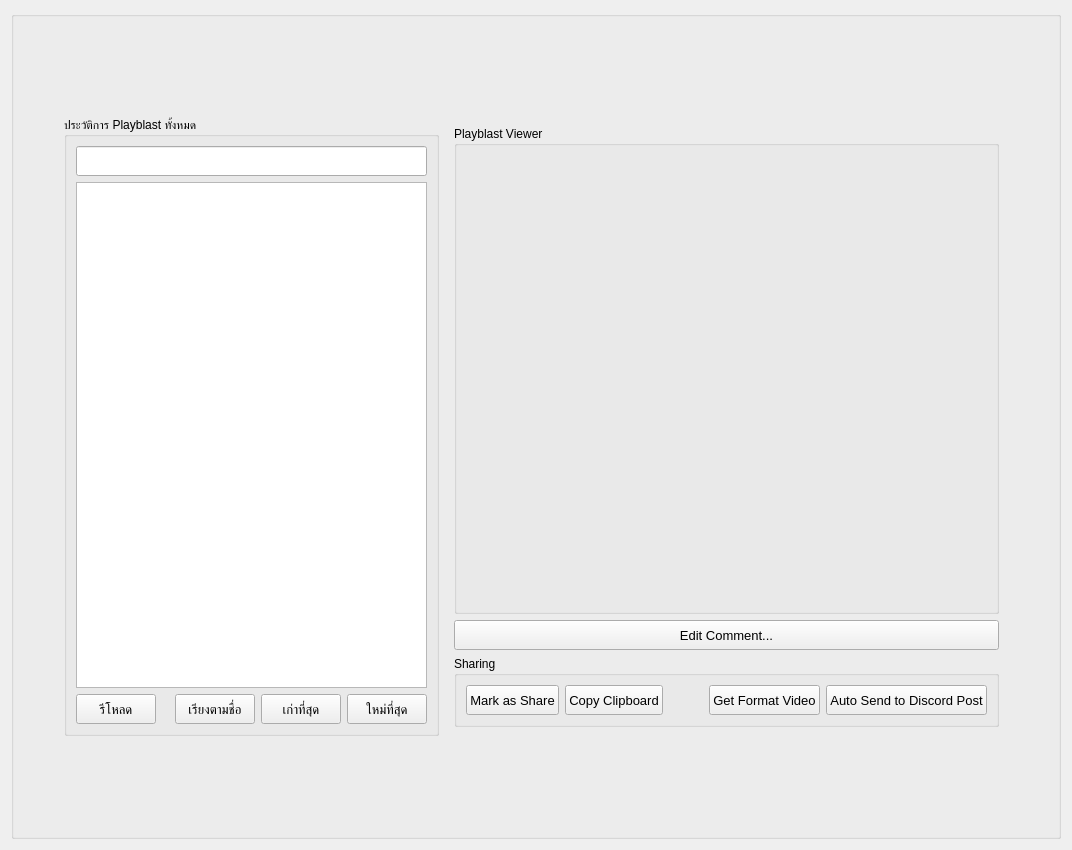
First picture: the form in interface/UkoreShotPage.ui, repository tonmaiart/UkoreShot, before the edit.
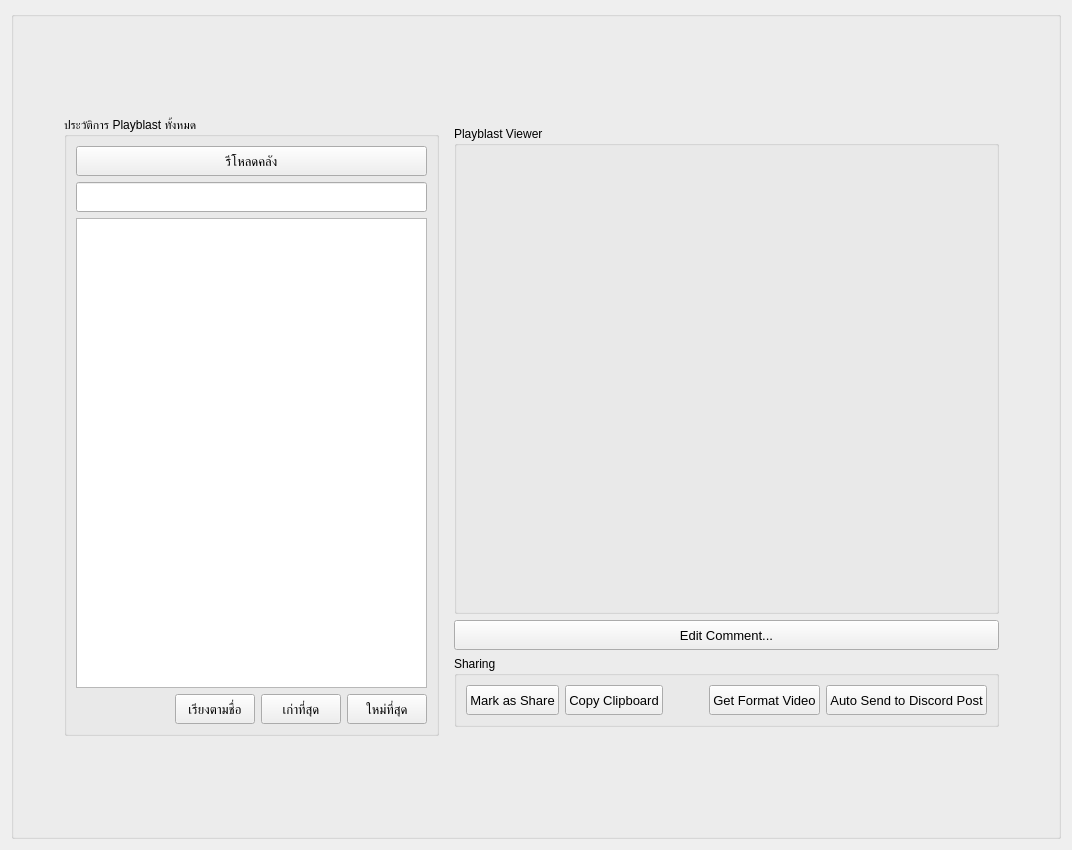
Second picture: the form after the edit.

Commit message: Auto-untrack gitignored files before sync

Patch:
```diff
--- a/interface/UkoreShotPage.ui
+++ b/interface/UkoreShotPage.ui
@@ -175,50 +175,8 @@
          <string>ประวัติการ Playblast ทั้งหมด</string>
         </property>
         <layout class="QGridLayout" name="gridLayout_3">
-         <item row="0" column="0">
-          <widget class="QLineEdit" name="lineEdit_search_bar">
-           <property name="minimumSize">
-            <size>
-             <width>0</width>
-             <height>30</height>
-            </size>
-           </property>
-           <property name="font">
-            <font>
-             <pointsize>10</pointsize>
-             <weight>75</weight>
-             <bold>true</bold>
-            </font>
-           </property>
-          </widget>
-         </item>
-         <item row="1" column="0">
-          <widget class="QTableWidget" name="tableWidget_playblast_library">
-           <attribute name="verticalHeaderVisible">
-            <bool>false</bool>
-           </attribute>
-          </widget>
-         </item>
-         <item row="2" column="0">
+         <item row="3" column="0">
           <layout class="QHBoxLayout" name="horizontalLayout_3">
-           <item>
-            <widget class="QPushButton" name="pushButton_reload">
-             <property name="minimumSize">
-              <size>
-               <width>0</width>
-               <height>30</height>
-              </size>
-             </property>
-             <property name="font">
-              <font>
-               <pointsize>10</pointsize>
-              </font>
-             </property>
-             <property name="text">
-              <string>รีโหลด</string>
-             </property>
-            </widget>
-           </item>
            <item>
             <spacer name="horizontalSpacer">
              <property name="orientation">
@@ -288,6 +246,48 @@
            </item>
           </layout>
          </item>
+         <item row="1" column="0">
+          <widget class="QLineEdit" name="lineEdit_search_bar">
+           <property name="minimumSize">
+            <size>
+             <width>0</width>
+             <height>30</height>
+            </size>
+           </property>
+           <property name="font">
+            <font>
+             <pointsize>10</pointsize>
+             <weight>75</weight>
+             <bold>true</bold>
+            </font>
+           </property>
+          </widget>
+         </item>
+         <item row="2" column="0">
+          <widget class="QTableWidget" name="tableWidget_playblast_library">
+           <attribute name="verticalHeaderVisible">
+            <bool>false</bool>
+           </attribute>
+          </widget>
+         </item>
+         <item row="0" column="0">
+          <widget class="QPushButton" name="pushButton_reload">
+           <property name="minimumSize">
+            <size>
+             <width>0</width>
+             <height>30</height>
+            </size>
+           </property>
+           <property name="font">
+            <font>
+             <pointsize>10</pointsize>
+            </font>
+           </property>
+           <property name="text">
+            <string>รีโหลดคลัง</string>
+           </property>
+          </widget>
+         </item>
         </layout>
        </widget>
       </item>
```
The commit also changes 1 other file.
